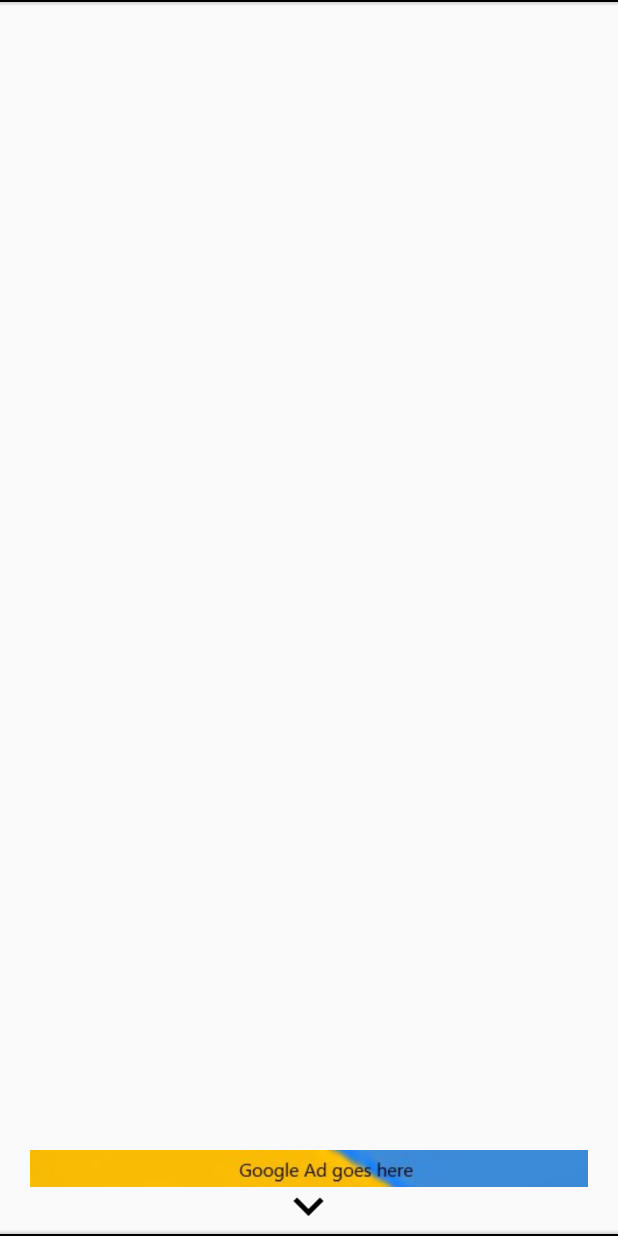
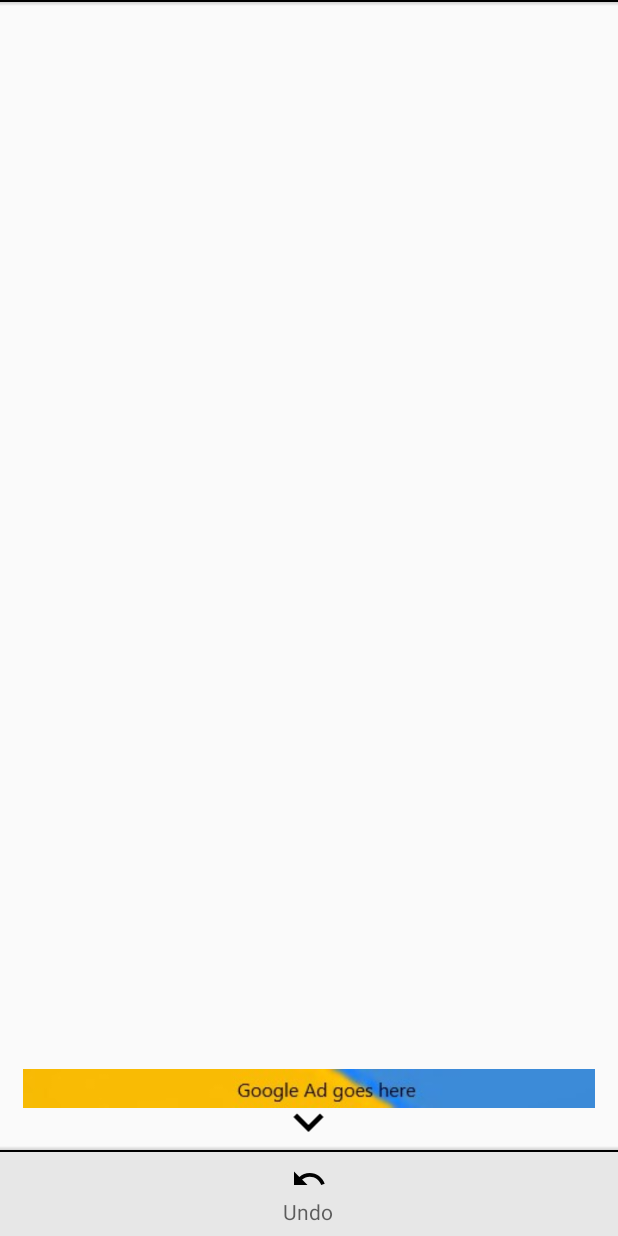
Before and after one commit to R-Hesse/Group-6, an Android app: the layout activity_game_manager.xml on its own in the app's theme, with its tools: preview values and no code run, on a phone screen of 412 x 824 dp. Run offline under Robolectric (Android 15) with nearby library versions, the phone set to English and light mode, and no system bars.

Commit message:
undo button now working!

```diff
--- a/app/src/main/java/de/tobiasbielefeld/solitaire/SharedData.java
+++ b/app/src/main/java/de/tobiasbielefeld/solitaire/SharedData.java
@@ -197,11 +197,11 @@ public class SharedData {
      */
     public static void moveToStack(ArrayList<Card> cards, ArrayList<Stack> destinations, int option) {
 
-        /*if (!stopUiUpdates) {
+        if (!stopUiUpdates) {
             if (option == OPTION_UNDO) {
-                scores.undo(cards, destinations);
+                //scores.undo(cards, destinations);
             } else if (option == 0) {
-                scores.move(cards, destinations);
+                //scores.move(cards, destinations);
                 recordList.add(cards);
             } else if (option == OPTION_REVERSED_RECORD) {
                 //reverse the cards and add the reversed list to the record
@@ -212,10 +212,10 @@ public class SharedData {
                 }
 
                 recordList.add(cardsReversed);
-                scores.move(cards, destinations);
+                //scores.move(cards, destinations);
             }
             //else if (option == OPTION_NO_RECORD), do nothing
-        }*/
+        }
 
 
         for (int i = 0; i < cards.size(); i++) {
--- a/app/src/main/res/layout/activity_game_manager.xml
+++ b/app/src/main/res/layout/activity_game_manager.xml
@@ -129,12 +129,12 @@
         android:layout_width="match_parent"
         android:layout_height="match_parent"
         android:gravity="bottom"
-        android:padding="20dp"
+        android:padding="15dp"
         >
 
         <ImageView
             android:layout_width="match_parent"
-            android:layout_height="50dp"
+            android:layout_height="54dp"
 
             android:src="@drawable/googlead" />
 
@@ -144,172 +144,177 @@
     </RelativeLayout>
 
 
-<!--    <LinearLayout-->
-<!--        android:id="@+id/linearLayoutMenuBar"-->
-<!--        android:layout_width="match_parent"-->
-<!--        android:layout_height="?attr/actionBarSize"-->
-<!--        android:layout_alignParentBottom="true"-->
-<!--        android:background="#e7e7e7"-->
-<!--        android:baselineAligned="false"-->
-<!--        android:gravity="center"-->
-<!--        android:orientation="horizontal"-->
-<!--        android:visibility="visible">-->
+    <LinearLayout
+        android:id="@+id/linearLayoutMenuBar"
+        android:layout_width="match_parent"
+        android:layout_height="?attr/actionBarSize"
+        android:layout_alignParentBottom="true"
+        android:background="#e7e7e7"
+        android:baselineAligned="false"
+        android:gravity="center"
+        android:orientation="horizontal"
+        android:visibility="visible">
 
-<!--        <LinearLayout-->
-<!--            android:id="@+id/mainButtonScores"-->
-<!--            android:layout_width="0dp"-->
-<!--            android:layout_height="match_parent"-->
-<!--            android:layout_weight="1"-->
-<!--            android:background="?attr/selectableItemBackground"-->
-<!--            android:onClick="menuClick"-->
-<!--            android:orientation="vertical"-->
-<!--            android:paddingLeft="2dp"-->
-<!--            android:paddingTop="5dp"-->
-<!--            android:paddingRight="2dp"-->
-<!--            android:paddingBottom="5dp">-->
+<!--        <LinearLayout
+            android:id="@+id/mainButtonScores"
+            android:layout_width="0dp"
+            android:layout_height="match_parent"
+            android:layout_weight="1"
+            android:background="?attr/selectableItemBackground"
+            android:onClick="menuClick"
+            android:orientation="vertical"
+            android:paddingLeft="2dp"
+            android:paddingTop="5dp"
+            android:paddingRight="2dp"
+            android:paddingBottom="5dp">
 
-<!--            <ImageView-->
-<!--                android:id="@+id/button_scores"-->
-<!--                android:layout_width="match_parent"-->
-<!--                android:layout_height="wrap_content"-->
-<!--                android:contentDescription="@string/title_activity_statistics"-->
-<!--                app:srcCompat="@drawable/icon_star" />-->
+            <ImageView
+                android:id="@+id/button_scores"
+                android:layout_width="match_parent"
+                android:layout_height="wrap_content"
+                android:contentDescription="@string/title_activity_statistics"
+                app:srcCompat="@drawable/icon_star" />
 
-<!--            <de.tobiasbielefeld.solitaire.classes.AutoResizingTextView-->
-<!--                style="@android:style/TextAppearance.Small"-->
-<!--                android:layout_width="match_parent"-->
-<!--                android:layout_height="wrap_content"-->
-<!--                android:layout_marginLeft="2dp"-->
-<!--                android:layout_marginRight="2dp"-->
-<!--                android:gravity="center"-->
-<!--                android:maxLines="1"-->
-<!--                android:text="@string/title_activity_statistics" />-->
-<!--        </LinearLayout>-->
+            <de.tobiasbielefeld.solitaire.classes.AutoResizingTextView
+                style="@android:style/TextAppearance.Small"
+                android:layout_width="match_parent"
+                android:layout_height="wrap_content"
+                android:layout_marginLeft="2dp"
+                android:layout_marginRight="2dp"
+                android:gravity="center"
+                android:maxLines="1"
+                android:text="@string/title_activity_statistics" />
+        </LinearLayout>-->
 
-<!--        <LinearLayout-->
-<!--            android:id="@+id/mainButtonHint"-->
-<!--            android:layout_width="0dp"-->
-<!--            android:layout_height="match_parent"-->
-<!--            android:layout_weight="1"-->
-<!--            android:background="?attr/selectableItemBackground"-->
-<!--            android:onClick="menuClick"-->
-<!--            android:orientation="vertical"-->
-<!--            android:paddingLeft="2dp"-->
-<!--            android:paddingTop="5dp"-->
-<!--            android:paddingRight="2dp"-->
-<!--            android:paddingBottom="5dp">-->
+<!--        <LinearLayout
+            android:id="@+id/mainButtonHint"
+            android:layout_width="0dp"
+            android:layout_height="match_parent"
+            android:layout_weight="1"
+            android:background="?attr/selectableItemBackground"
+            android:onClick="menuClick"
+            android:orientation="vertical"
+            android:paddingLeft="2dp"
+            android:paddingTop="5dp"
+            android:paddingRight="2dp"
+            android:paddingBottom="5dp">
 
-<!--            <ImageView-->
-<!--                android:id="@+id/button_hint"-->
-<!--                android:layout_width="match_parent"-->
-<!--                android:layout_height="wrap_content"-->
-<!--                android:contentDescription="@string/title_activity_statistics"-->
-<!--                app:srcCompat="@drawable/icon_lightbulb_on" />-->
+            <ImageView
+                android:id="@+id/button_hint"
+                android:layout_width="match_parent"
+                android:layout_height="wrap_content"
+                android:contentDescription="@string/title_activity_statistics"
+                app:srcCompat="@drawable/icon_lightbulb_on" />
 
-<!--            <de.tobiasbielefeld.solitaire.classes.AutoResizingTextView-->
-<!--                style="@android:style/TextAppearance.Small"-->
-<!--                android:layout_width="match_parent"-->
-<!--                android:layout_height="wrap_content"-->
-<!--                android:layout_marginLeft="2dp"-->
-<!--                android:layout_marginRight="2dp"-->
-<!--                android:gravity="center"-->
-<!--                android:maxLines="1"-->
-<!--                android:text="@string/settings_support" />-->
-<!--        </LinearLayout>-->
+            <de.tobiasbielefeld.solitaire.classes.AutoResizingTextView
+                style="@android:style/TextAppearance.Small"
+                android:layout_width="match_parent"
+                android:layout_height="wrap_content"
+                android:layout_marginLeft="2dp"
+                android:layout_marginRight="2dp"
+                android:gravity="center"
+                android:maxLines="1"
+                android:text="@string/settings_support" />
+        </LinearLayout>-->
 
-<!--        <LinearLayout-->
-<!--            android:id="@+id/mainButtonRestart"-->
-<!--            android:layout_width="0dp"-->
-<!--            android:layout_height="match_parent"-->
-<!--            android:layout_weight="1"-->
-<!--            android:background="?attr/selectableItemBackground"-->
-<!--            android:onClick="menuClick"-->
-<!--            android:orientation="vertical"-->
-<!--            android:paddingLeft="2dp"-->
-<!--            android:paddingTop="5dp"-->
-<!--            android:paddingRight="2dp"-->
-<!--            android:paddingBottom="5dp">-->
+<!--        <LinearLayout
+            android:id="@+id/mainButtonRestart"
+            android:layout_width="0dp"
+            android:layout_height="match_parent"
+            android:layout_weight="1"
+            android:background="?attr/selectableItemBackground"
+            android:onClick="menuClick"
+            android:orientation="vertical"
+            android:paddingLeft="2dp"
+            android:paddingTop="5dp"
+            android:paddingRight="2dp"
+            android:paddingBottom="5dp">
 
-<!--            <ImageView-->
-<!--                android:id="@+id/button_restart"-->
-<!--                android:layout_width="match_parent"-->
-<!--                android:layout_height="wrap_content"-->
-<!--                android:contentDescription="@string/menu_main_menu"-->
-<!--                app:srcCompat="@drawable/icon_menu" />-->
+            <ImageView
+                android:id="@+id/button_restart"
+                android:layout_width="match_parent"
+                android:layout_height="wrap_content"
+                android:contentDescription="@string/menu_main_menu"
+                app:srcCompat="@drawable/icon_menu" />
 
-<!--            <de.tobiasbielefeld.solitaire.classes.AutoResizingTextView-->
-<!--                style="@android:style/TextAppearance.Small"-->
-<!--                android:layout_width="match_parent"-->
-<!--                android:layout_height="wrap_content"-->
-<!--                android:layout_marginLeft="2dp"-->
-<!--                android:layout_marginRight="2dp"-->
-<!--                android:gravity="center"-->
-<!--                android:maxLines="1"-->
-<!--                android:text="@string/menu_main_menu" />-->
-<!--        </LinearLayout>-->
+            <de.tobiasbielefeld.solitaire.classes.AutoResizingTextView
+                style="@android:style/TextAppearance.Small"
+                android:layout_width="match_parent"
+                android:layout_height="wrap_content"
+                android:layout_marginLeft="2dp"
+                android:layout_marginRight="2dp"
+                android:gravity="center"
+                android:maxLines="1"
+                android:text="@string/menu_main_menu" />
+        </LinearLayout>-->
 
-<!--        <LinearLayout-->
-<!--            android:id="@+id/mainButtonUndo"-->
-<!--            android:layout_width="0dp"-->
-<!--            android:layout_height="match_parent"-->
-<!--            android:layout_weight="1"-->
-<!--            android:background="?attr/selectableItemBackground"-->
-<!--            android:onClick="menuClick"-->
-<!--            android:orientation="vertical"-->
-<!--            android:paddingLeft="2dp"-->
-<!--            android:paddingTop="5dp"-->
-<!--            android:paddingRight="2dp"-->
-<!--            android:paddingBottom="5dp">-->
+        <LinearLayout
+            android:id="@+id/mainButtonUndo"
+            android:layout_width="0dp"
+            android:layout_height="match_parent"
+            android:layout_weight="1"
+            android:background="?attr/selectableItemBackground"
+            android:onClick="menuClick"
+            android:orientation="vertical"
+            android:paddingLeft="2dp"
+            android:paddingTop="5dp"
+            android:paddingRight="2dp"
+            android:paddingBottom="5dp"
+            android:gravity="center">
 
-<!--            <ImageView-->
-<!--                android:id="@+id/button_undo"-->
-<!--                android:layout_width="match_parent"-->
-<!--                android:layout_height="wrap_content"-->
-<!--                android:adjustViewBounds="false"-->
-<!--                android:contentDescription="@string/menu_undo"-->
-<!--                app:srcCompat="@drawable/icon_undo" />-->
+            <ImageView
+                android:id="@+id/button_undo"
+                android:layout_width="100dp"
+                android:layout_height="wrap_content"
+                android:adjustViewBounds="false"
+                android:contentDescription="@string/menu_undo"
+                android:gravity="center"
+                app:srcCompat="@drawable/icon_undo" />
 
-<!--            <de.tobiasbielefeld.solitaire.classes.AutoResizingTextView-->
-<!--                style="@android:style/TextAppearance.Small"-->
-<!--                android:layout_width="match_parent"-->
-<!--                android:layout_height="wrap_content"-->
-<!--                android:layout_marginLeft="2dp"-->
-<!--                android:layout_marginRight="2dp"-->
-<!--                android:gravity="center"-->
-<!--                android:maxLines="1"-->
-<!--                android:text="@string/menu_undo" />-->
-<!--        </LinearLayout>-->
+            <de.tobiasbielefeld.solitaire.classes.AutoResizingTextView
+                style="@android:style/TextAppearance.Small"
+                android:layout_width="50dp"
+                android:layout_height="wrap_content"
+                android:layout_marginLeft="2dp"
+                android:layout_marginRight="2dp"
+                android:gravity="center"
+                android:maxLines="1"
+                android:text="@string/menu_undo" />
+        </LinearLayout>
 
-<!--        <LinearLayout-->
-<!--            android:id="@+id/mainButtonSettings"-->
-<!--            android:layout_width="0dp"-->
-<!--            android:layout_height="match_parent"-->
-<!--            android:layout_weight="1"-->
-<!--            android:background="?attr/selectableItemBackground"-->
-<!--            android:onClick="menuClick"-->
-<!--            android:orientation="vertical"-->
-<!--            android:paddingLeft="2dp"-->
-<!--            android:paddingTop="5dp"-->
-<!--            android:paddingRight="2dp"-->
-<!--            android:paddingBottom="5dp">-->
+    </LinearLayout>
 
-<!--            <ImageView-->
-<!--                android:id="@+id/button_settings"-->
-<!--                android:layout_width="match_parent"-->
-<!--                android:layout_height="wrap_content"-->
-<!--                android:contentDescription="@string/menu_settings"-->
-<!--                app:srcCompat="@drawable/icon_settings_black" />-->
 
-<!--            <de.tobiasbielefeld.solitaire.classes.AutoResizingTextView-->
-<!--                style="@android:style/TextAppearance.Small"-->
-<!--                android:layout_width="match_parent"-->
-<!--                android:layout_height="wrap_content"-->
-<!--                android:layout_marginLeft="2dp"-->
-<!--                android:layout_marginRight="2dp"-->
-<!--                android:gravity="center"-->
-<!--                android:maxLines="1"-->
-<!--                android:text="@string/menu_settings" />-->
-<!--        </LinearLayout>-->
+<!--        <LinearLayout
+            android:id="@+id/mainButtonSettings"
+            android:layout_width="0dp"
+            android:layout_height="match_parent"
+            android:layout_weight="1"
+            android:background="?attr/selectableItemBackground"
+            android:onClick="menuClick"
+            android:orientation="vertical"
+            android:paddingLeft="2dp"
+            android:paddingTop="5dp"
+            android:paddingRight="2dp"
+            android:paddingBottom="5dp">
+
+            <ImageView
+                android:id="@+id/button_settings"
+                android:layout_width="match_parent"
+                android:layout_height="wrap_content"
+                android:contentDescription="@string/menu_settings"
+                app:srcCompat="@drawable/icon_settings_black" />
+
+            <de.tobiasbielefeld.solitaire.classes.AutoResizingTextView
+                style="@android:style/TextAppearance.Small"
+                android:layout_width="match_parent"
+                android:layout_height="wrap_content"
+                android:layout_marginLeft="2dp"
+                android:layout_marginRight="2dp"
+                android:gravity="center"
+                android:maxLines="1"
+                android:text="@string/menu_settings" />
+        </LinearLayout>-->
 
 
 
```
